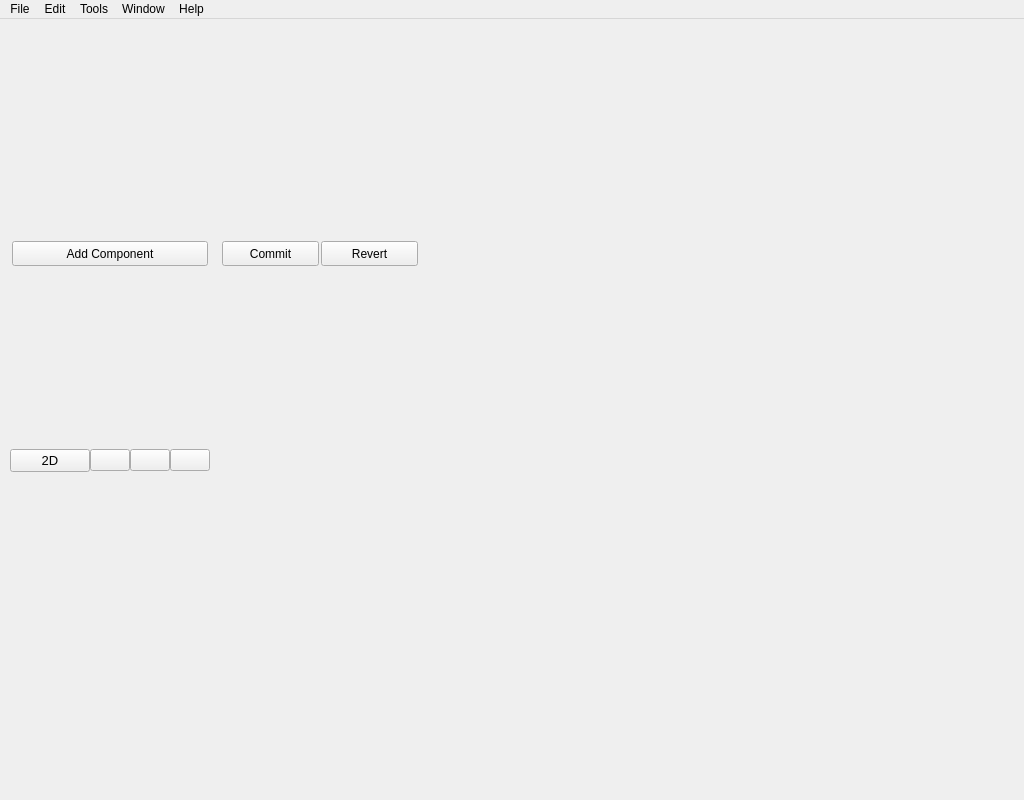
First picture: the form in worldeditor/src/editors/scenecomposer/scenecomposer.ui, repository thunder-engine/thunder, before the edit.
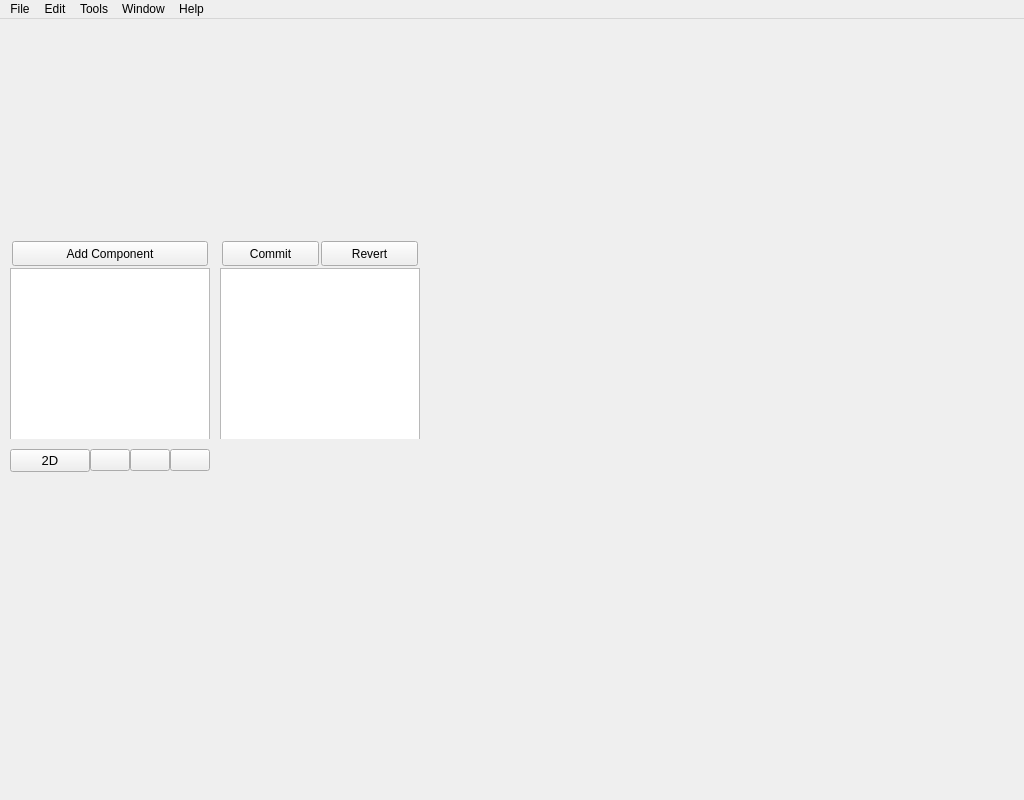
Second picture: the form after the edit. Icons and pictures are not drawn. Custom widgets are drawn as their Qt base class.

What changed in the file:
```diff
--- a/worldeditor/src/editors/scenecomposer/scenecomposer.ui
+++ b/worldeditor/src/editors/scenecomposer/scenecomposer.ui
@@ -174,7 +174,7 @@
       </layout>
      </item>
      <item>
-      <widget class="PropertyEditor" name="projectSettings" native="true">
+      <widget class="PropertyEditor" name="projectSettings">
        <property name="minimumSize">
         <size>
          <width>200</width>
@@ -261,7 +261,7 @@
       </layout>
      </item>
      <item>
-      <widget class="PropertyEditor" name="propertyView" native="true">
+      <widget class="PropertyEditor" name="propertyView">
        <property name="minimumSize">
         <size>
          <width>200</width>
@@ -667,7 +667,7 @@
  <customwidgets>
   <customwidget>
    <class>PropertyEditor</class>
-   <extends>QWidget</extends>
+   <extends>QTreeView</extends>
    <header>editors/propertyedit/propertyeditor.h</header>
    <container>1</container>
   </customwidget>
@@ -713,6 +713,12 @@
    <header>graph/viewport.h</header>
    <container>1</container>
   </customwidget>
+  <customwidget>
+   <class>Timeline</class>
+   <extends>QWidget</extends>
+   <header>editors/timeline/timeline.h</header>
+   <container>1</container>
+  </customwidget>
  </customwidgets>
  <resources>
   <include location="../../../res/WorldEditor.qrc"/>
```
Left out of the diff: 10 changed lines with no effect on the pictures.
